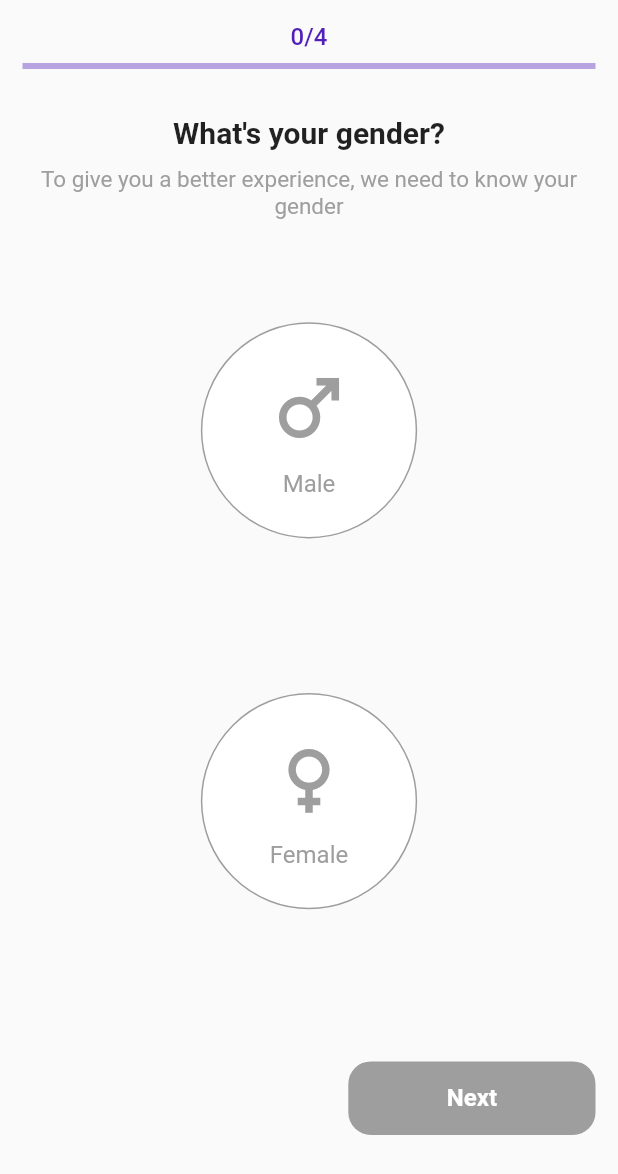
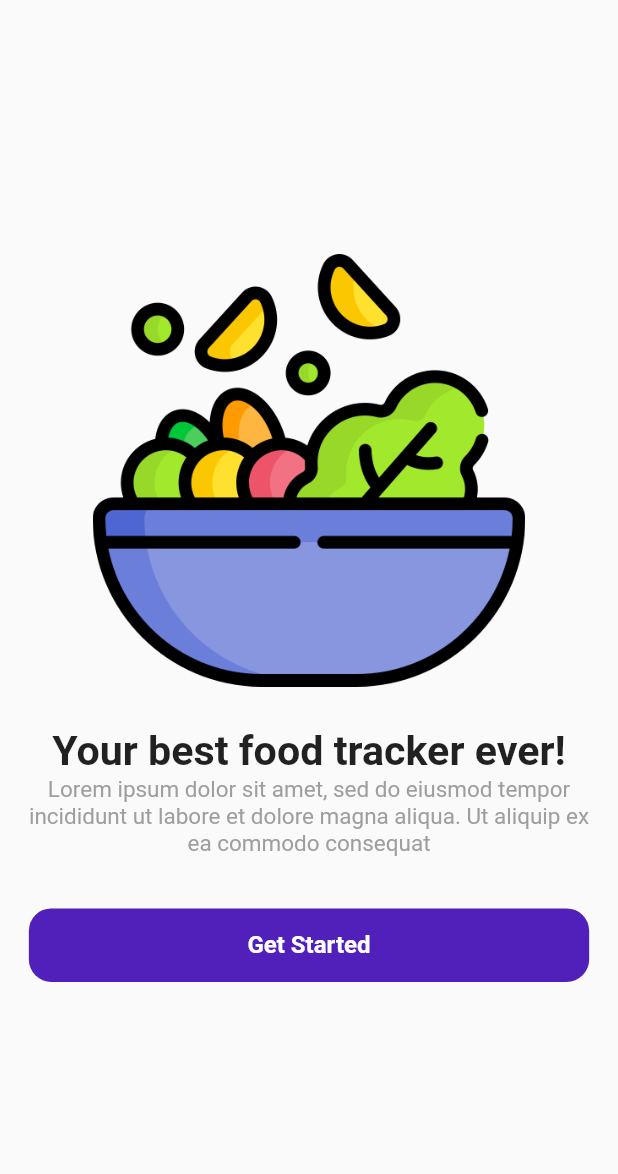
Before and after one commit to musjib999/nutrition_app, a Flutter app: the screen it shows after launch, on a phone screen of 412 x 824 dp. Shown: the top 1174 px of the screen. Run offline on Flutter 3.47's test engine with Material 2 defaults, Android fonts, the phone set to English and light mode, and no system bars; our stand-ins replace flutter_svg, google_fonts, sizer; Roboto replaces fonts that are missing (Mukta).

Commit message:
onboarding screen

```diff
--- a/lib/main.dart
+++ b/lib/main.dart
@@ -1,4 +1,5 @@
 import 'package:flutter/material.dart';
+import 'package:nutrition/onboarding/onboarding.dart';
 import 'package:nutrition/survey/survey_screen.dart';
 import 'package:sizer/sizer.dart';
 
@@ -19,7 +20,7 @@ class MyApp extends StatelessWidget {
           theme: ThemeData(
             primarySwatch: Colors.blue,
           ),
-          home: const SurveyScreen(),
+          home: const OnBoarding(),
         );
       }
     );
--- /dev/null
+++ b/lib/onboarding/onboarding.dart
@@ -0,0 +1,46 @@
+import 'package:flutter/material.dart';
+import 'package:google_fonts/google_fonts.dart';
+import 'package:nutrition/survey/widgets/primary_button.dart';
+import 'package:nutrition/themes/assets.dart';
+import 'package:nutrition/themes/colors.dart';
+import 'package:sizer/sizer.dart';
+
+class OnBoarding extends StatelessWidget {
+  const OnBoarding({Key? key}) : super(key: key);
+
+  @override
+  Widget build(BuildContext context) {
+    return Scaffold(
+      body: Container(
+        margin: EdgeInsets.all(14.sp),
+        child: Column(
+          mainAxisAlignment: MainAxisAlignment.center,
+          crossAxisAlignment: CrossAxisAlignment.center,
+          children: [
+            Center(
+              child: Image.asset(
+                AppAssets.salad,
+                width: 70.w,
+              ),
+            ),
+            SizedBox(height: 20.sp),
+            Text(
+              'Your best food tracker ever!',
+              textAlign: TextAlign.center,
+              style: GoogleFonts.mukta(
+                  fontSize: 20.sp, fontWeight: FontWeight.w700),
+            ),
+            Text(
+              'Lorem ipsum dolor sit amet, sed do eiusmod tempor incididunt ut labore et dolore magna aliqua. Ut aliquip ex ea commodo consequat',
+              textAlign: TextAlign.center,
+              style: GoogleFonts.mukta(fontSize: 15, color: AppColors.grey,
+              ),
+            ),
+            SizedBox(height: 25.sp),
+            PrimaryButton(title: 'Get Started', onTap: (){}, isSelected: true, width: 100.w,),
+          ],
+        ),
+      ),
+    );
+  }
+}
--- a/lib/survey/screens/gender.dart
+++ b/lib/survey/screens/gender.dart
@@ -3,6 +3,7 @@ import 'package:google_fonts/google_fonts.dart';
 import 'package:nutrition/survey/constants.dart';
 import 'package:sizer/sizer.dart';
 
+import '../../themes/colors.dart';
 import '../widgets/gender_selector.dart';
 import '../widgets/primary_button.dart';
 
@@ -33,7 +34,7 @@ class _GenderScreenState extends State<GenderScreen> {
               Text(
                 'To give you a better experience, we need to know your gender',
                 textAlign: TextAlign.center,
-                style: GoogleFonts.mukta(fontSize: 15, color: Colors.grey),
+                style: GoogleFonts.mukta(fontSize: 15, color: AppColors.grey),
               ),
               SizedBox(height: 12.sp),
               GestureDetector(
@@ -61,15 +62,12 @@ class _GenderScreenState extends State<GenderScreen> {
           Row(
             mainAxisAlignment: MainAxisAlignment.end,
             children: [
-              GestureDetector(
-                onTap: isMaleSelected == false && isFemaleSelected == false ? (){} :  () {
-                  surveyScreenController.nextPage(
-                    duration: const Duration(milliseconds: 500),
-                    curve: Curves.linear,
-                  );
-                },
-                child: PrimaryButton(isSelected: isMaleSelected == false && isFemaleSelected == false ? false : true, title: 'Next',),
-              )
+              PrimaryButton(isSelected: isMaleSelected == false && isFemaleSelected == false ? false : true, title: 'Next', onTap: isMaleSelected == false && isFemaleSelected == false ? (){} :  () {
+                surveyScreenController.nextPage(
+                  duration: const Duration(milliseconds: 500),
+                  curve: Curves.linear,
+                );
+              },)
             ],
           )
         ],
--- a/lib/survey/widgets/primary_button.dart
+++ b/lib/survey/widgets/primary_button.dart
@@ -9,19 +9,25 @@ class PrimaryButton extends StatelessWidget {
     Key? key,
     required this.title,
     this.color = AppColors.primaryColor,
+    this.width,
     required this.isSelected,
+    required this.onTap,
   }) : super(key: key);
 
   final String title;
+  final double? width;
   final Color? color;
+  final Function() onTap;
   final bool isSelected;
 
   @override
   Widget build(BuildContext context) {
-    return Container(
+    return GestureDetector(
+      onTap: onTap,
+      child: Container(
         padding: const EdgeInsets.symmetric(
             horizontal: 30.0, vertical: 15.0),
-      width: 40.w,
+        width: width ?? 40.w,
         decoration: BoxDecoration(
           color: isSelected == false ? Colors.grey : color,
           borderRadius: BorderRadius.circular(15.0),
@@ -33,6 +39,7 @@ class PrimaryButton extends StatelessWidget {
               fontWeight: FontWeight.bold,
               fontSize: 16,
               color: Colors.white,
+            ),
           ),
         ),
       ),
--- a/lib/themes/assets.dart
+++ b/lib/themes/assets.dart
@@ -2,5 +2,5 @@ class AppAssets {
   static const String heightSvg = 'assets/svgs/height.svg';
   static const String weightSvg = 'assets/svgs/weight.svg';
 
-  static const String scale = 'assets/images/scale.png';
+  static const String salad = 'assets/images/salad.png';
 }
--- a/lib/themes/colors.dart
+++ b/lib/themes/colors.dart
@@ -5,6 +5,7 @@ class AppColors {
   static const Color black = Color(0xff000000);
   static const Color grassGreen = Colors.green;
   static Color faintGreen = Colors.green.shade200;
+  static const Color grey = Colors.grey;
 
   static const Color primaryColor = Color(0xff5120ba);
 }
```
Also changed, not shown: lib/authentication/login.dart (added, +23 -0 lines), lib/survey/screens/height.dart (+3 -5 lines), lib/survey/screens/weekly_goal.dart (+5 -7 lines), lib/survey/screens/weight.dart (+3 -5 lines), assets/images/salad.png (added). Lines whose indentation alone changed are shown as unchanged.
